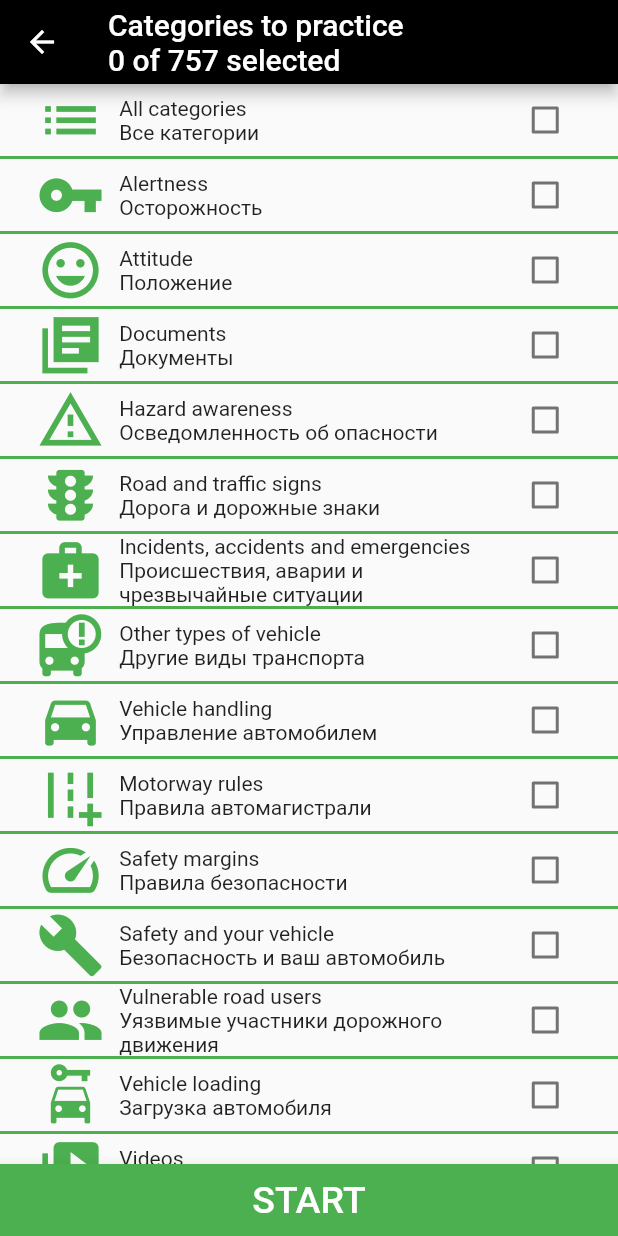
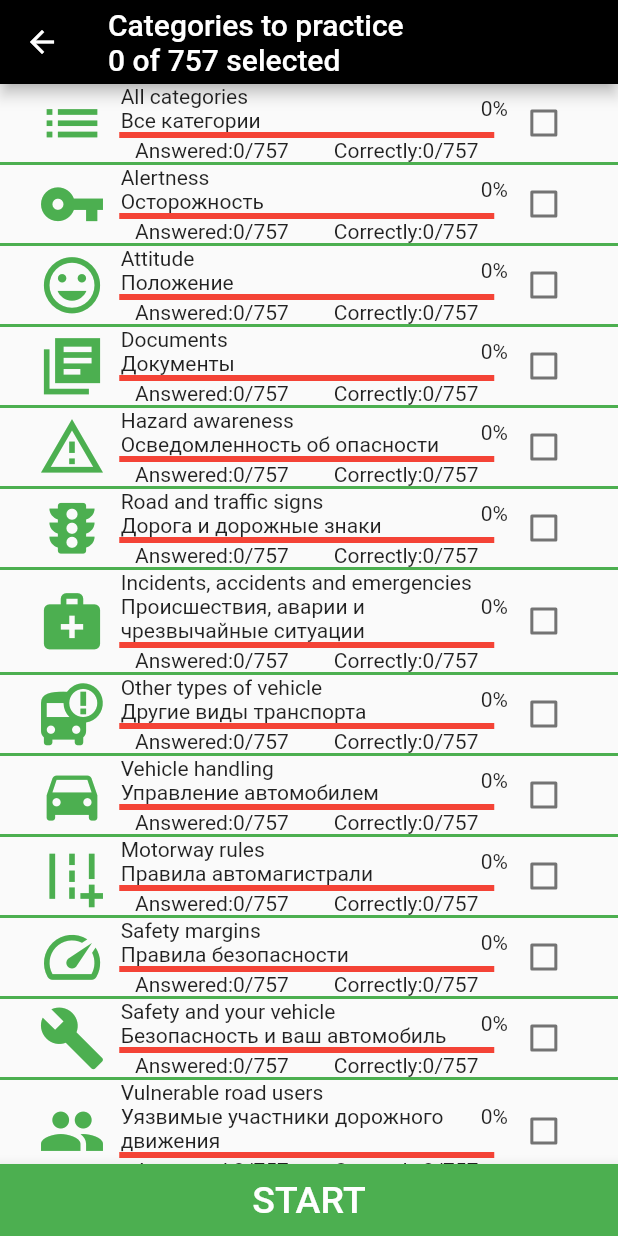
Before and after one commit to Impulseone/DrivingTheoryTest, a Flutter app: the TheoryTestMenuPage screen opened directly, after a tap on an icon or button, on a phone screen of 412 x 824 dp. Run offline on Flutter 3.47's test engine with Material 2 defaults, Android fonts, the phone set to English and light mode, and no system bars; our stand-ins replace rxdart, sqflite; accounts and stored records are empty.

Commit message:
categories screen update

```diff
--- a/dirving_theory_test/assets/questions.json
+++ b/dirving_theory_test/assets/questions.json
@@ -1,7 +1,7 @@
 [
   {
     "id": 1,
-    "category": "alertness",
+    "category": "All categories",
     "hasImage": true,
     "question": "What does this sign mean?",
     "answer_1": "Mini-roundabout",
@@ -13,7 +13,7 @@
   },
   {
     "id": 2,
-    "category": "attitude",
+    "category": "All categories",
     "hasImage": false,
     "question": "You're carrying two 13-year-old children and their parents in your car. Who’s responsible for seeing that the children wear seat belts?",
     "answer_1": "The front-seat passenger",
@@ -25,7 +25,7 @@
   },
   {
     "id": 3,
-    "category": "documents",
+    "category": "All categories",
     "hasImage": true,
     "question": "What information would be shown in a triangular road sign?",
     "answer_1": "Minimum speed",
--- /dev/null
+++ b/dirving_theory_test/lib/bloc/categories_bloc.dart
@@ -0,0 +1,20 @@
+import 'package:dirving_theory_test/database/database.dart';
+import 'package:dirving_theory_test/database/model/answered_question.dart';
+import 'package:rxdart/rxdart.dart';
+
+class CategoriesBloc {
+  final BehaviorSubject<List<AnsweredQuestion>> _questionController =
+      BehaviorSubject<List<AnsweredQuestion>>();
+
+  Stream<List<AnsweredQuestion>> get questions => _questionController.stream;
+
+  void readAnsweredQuestions() async {
+    List<AnsweredQuestion> answeredQuestions = List();
+    answeredQuestions = await DBProvider.db.getAnsweredQuestions();
+    _questionController.sink.add(answeredQuestions);
+  }
+
+  void dispose(){
+    _questionController.close();
+  }
+}
--- /dev/null
+++ b/dirving_theory_test/lib/extension/categories_provider.dart
@@ -0,0 +1,64 @@
+import 'package:dirving_theory_test/database/database.dart';
+import 'package:dirving_theory_test/database/model/answered_question.dart';
+
+class CategoriesProvider {
+ Future<Category> getCategoryInfo(String category)async{
+    switch(category){
+      case "all_categories": return await AllCategories().getCategory();
+      default: return null;
+    }
+  }
+}
+
+abstract class Category {
+  String name;
+  int answered = 0;
+  int correctly = 0;
+
+  Future<Category> getCategory();
+}
+
+class AllCategories extends Category {
+  String name = 'all_categories';
+
+  @override
+  Future<Category> getCategory() async {
+    List<AnsweredQuestion> answeredQuestions = List();
+    answeredQuestions = await DBProvider.db.getAnsweredQuestions();
+    answered = answeredQuestions.length;
+    answeredQuestions.forEach((element) {
+      if (element.answerIsTrue==1) correctly += 1;
+    });
+    return this;
+  }
+}
+
+class Alertness {}
+
+class Attitude {}
+
+class Documents {}
+
+class HazardAwareness {}
+
+class RoadAndTrafficSigns {}
+
+class Incidents {}
+
+class OtherTypesOfVehicle {}
+
+class VehicleHandling {}
+
+class MotorwayRules {}
+
+class RulesOfTheRoad {}
+
+class SafetyMargins {}
+
+class SafetyAndVehicle {}
+
+class VulnerableRoadUsers {}
+
+class VehicleLoading {}
+
+class Videos {}
--- a/dirving_theory_test/lib/view/categories_to_practice_screen.dart
+++ b/dirving_theory_test/lib/view/categories_to_practice_screen.dart
@@ -1,9 +1,14 @@
-import 'package:dirving_theory_test/bloc/questionBloc.dart';
+import 'package:dirving_theory_test/bloc/categories_bloc.dart';
+import 'package:dirving_theory_test/bloc/question_bloc.dart';
+import 'package:dirving_theory_test/database/model/answered_question.dart';
 import 'package:dirving_theory_test/view/question_screen.dart';
-import 'package:dirving_theory_test/view/settings_page.dart';
 import 'package:flutter/material.dart';
 
 class CategoriesToPracticeScreen extends StatefulWidget {
+  final CategoriesBloc categoriesBloc;
+
+  CategoriesToPracticeScreen(this.categoriesBloc);
+
   @override
   _CategoriesToPracticeScreenState createState() =>
       _CategoriesToPracticeScreenState();
@@ -48,36 +53,48 @@ class _CategoriesToPracticeScreenState
       children: [
         categoryWidget('All categories\nВсе категории', Icons.list),
         categoryWidget('Alertness\nОсторожность', Icons.vpn_key),
-        categoryWidget('Attitude \nПоложение', Icons.tag_faces),
-        categoryWidget('Documents \nДокументы', Icons.library_books_sharp),
+        categoryWidget('Attitude\nПоложение', Icons.tag_faces),
+        categoryWidget('Documents\nДокументы', Icons.library_books_sharp),
         categoryWidget('Hazard awareness\nОсведомленность об опасности',
             Icons.warning_amber_outlined),
         categoryWidget(
-            'Road and traffic signs \nДорога и дорожные знаки', Icons.traffic),
+            'Road and traffic signs\nДорога и дорожные знаки', Icons.traffic),
         categoryWidget(
-            'Incidents, accidents and emergencies \nПроисшествия, аварии и чрезвычайные ситуации',
+            'Incidents, accidents and emergencies\nПроисшествия, аварии и чрезвычайные ситуации',
             Icons.medical_services),
         categoryWidget(
-            'Other types of vehicle \nДругие виды транспорта', Icons.bus_alert),
+            'Other types of vehicle\nДругие виды транспорта', Icons.bus_alert),
         categoryWidget(
-            'Vehicle handling \nУправление автомобилем', Icons.directions_car),
+            'Vehicle handling\nУправление автомобилем', Icons.directions_car),
         categoryWidget(
-            'Motorway rules \nПравила автомагистрали', Icons.add_road),
-        categoryWidget('Safety margins \nПравила безопасности', Icons.speed),
-        categoryWidget(
-            'Safety and your vehicle \nБезопасность и ваш автомобиль',
+            'Motorway rules\nПравила автомагистрали', Icons.add_road),
+        categoryWidget('Safety margins\nПравила безопасности', Icons.speed),
+        categoryWidget('Safety and your vehicle\nБезопасность и ваш автомобиль',
             Icons.build),
         categoryWidget(
-            'Vulnerable road users \nУязвимые участники дорожного движения',
+            'Vulnerable road users\nУязвимые участники дорожного движения',
             Icons.people),
         categoryWidget(
-            'Vehicle loading \nЗагрузка автомобиля', Icons.car_rental),
-        categoryWidget('Videos \nВидео', Icons.video_collection),
+            'Vehicle loading\nЗагрузка автомобиля', Icons.car_rental),
+        categoryWidget('Videos\nВидео', Icons.video_collection),
       ],
     );
   }
 
   Widget categoryWidget(String text, IconData iconData) {
+    return StreamBuilder(
+        stream: widget.categoriesBloc.questions,
+        builder: (context, snapshot) {
+          if (snapshot.hasData) {
+            List<AnsweredQuestion> categoryQuestionsAll = List();
+            List<AnsweredQuestion> categoryQuestionsTrue = List();
+            (snapshot.data as List<AnsweredQuestion>).forEach((element) {
+              if (element.category == text.split('\n')[0]) {
+                categoryQuestionsAll.add(element);
+                if (element.answerIsTrue == 1)
+                  categoryQuestionsTrue.add(element);
+              }
+            });
             return Column(
               children: [
                 Row(
@@ -87,12 +104,40 @@ class _CategoriesToPracticeScreenState
                       size: 45,
                       color: Colors.green,
                     ),
+                    Column(
+                      children: [
+                        Row(
+                          children: [
                             Container(
                               child: Text(
                                 text,
                               ),
-              width: 270,
+                              width: 250,
                               padding: EdgeInsets.only(left: 10),
+                            ),
+                            Text("${(categoryQuestionsTrue.length/757).round()*100}%")
+                          ],
+                        ),
+                        Row(
+                          children: [
+                            Container(
+                              width: 250,
+                              child: LinearProgressIndicator(
+                                value: 0,
+                                backgroundColor: Colors.red,
+                              ),
+                            )
+                          ],
+                        ),
+                        Row(
+                          children: [
+                            Text("Answered:${categoryQuestionsAll.length}/757"),
+                            Padding(padding: EdgeInsets.only(left: 30)),
+                            Text(
+                                "Correctly:${categoryQuestionsTrue.length}/757")
+                          ],
+                        ),
+                      ],
                     ),
                     Checkbox(
                       onChanged: (isChecked) {
@@ -117,5 +162,8 @@ class _CategoriesToPracticeScreenState
                 )
               ],
             );
+          } else
+            return Container();
+        });
   }
 }
--- a/dirving_theory_test/lib/view/question_screen.dart
+++ b/dirving_theory_test/lib/view/question_screen.dart
@@ -1,4 +1,4 @@
-import 'package:dirving_theory_test/bloc/questionBloc.dart';
+import 'package:dirving_theory_test/bloc/question_bloc.dart';
 import 'package:dirving_theory_test/database/database.dart';
 import 'package:dirving_theory_test/database/model/answered_question.dart';
 import 'package:dirving_theory_test/model/question.dart';
--- a/dirving_theory_test/lib/view/theory_test_page.dart
+++ b/dirving_theory_test/lib/view/theory_test_page.dart
@@ -1,3 +1,4 @@
+import 'package:dirving_theory_test/bloc/categories_bloc.dart';
 import 'package:dirving_theory_test/view/categories_to_practice_screen.dart';
 import 'package:flutter/material.dart';
 
@@ -7,6 +8,9 @@ class TheoryTestMenuPage extends StatefulWidget {
 }
 
 class _TheoryTestMenuPageState extends State<TheoryTestMenuPage> {
+
+  CategoriesBloc categoriesBloc = new CategoriesBloc();
+
   @override
   Widget build(BuildContext context) {
     return Scaffold(
@@ -42,8 +46,7 @@ class _TheoryTestMenuPageState extends State<TheoryTestMenuPage> {
             button("Offers and Rewards \nПредложения и награды", Icons.star),
           ],
         ),
-      bottomNavigationBar: bottomNavigationBar()
-    );
+        bottomNavigationBar: bottomNavigationBar());
   }
 
   Widget button(String text, IconData iconData) {
@@ -71,8 +74,9 @@ class _TheoryTestMenuPageState extends State<TheoryTestMenuPage> {
                 ],
               ),
               onPressed: () {
+                categoriesBloc.readAnsweredQuestions();
                 Navigator.of(context).push(MaterialPageRoute(
-                    builder: (context) => CategoriesToPracticeScreen()));
+                    builder: (context) => CategoriesToPracticeScreen(categoriesBloc)));
               }),
         ));
   }
```
Also changed, not shown: dirving_theory_test/lib/database/database.dart (+14 -1 lines), dirving_theory_test/lib/bloc/question_bloc.dart (renamed from dirving_theory_test/lib/bloc/questionBloc.dart). Lines whose indentation alone changed are shown as unchanged.
